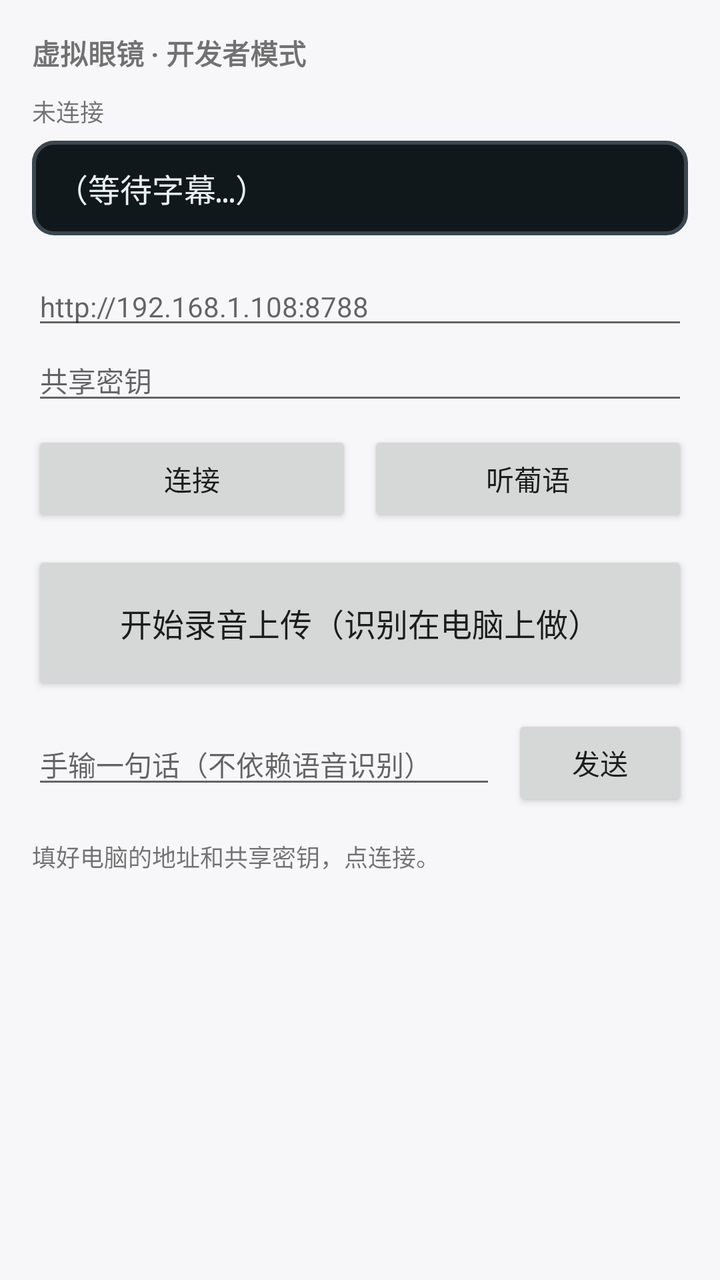
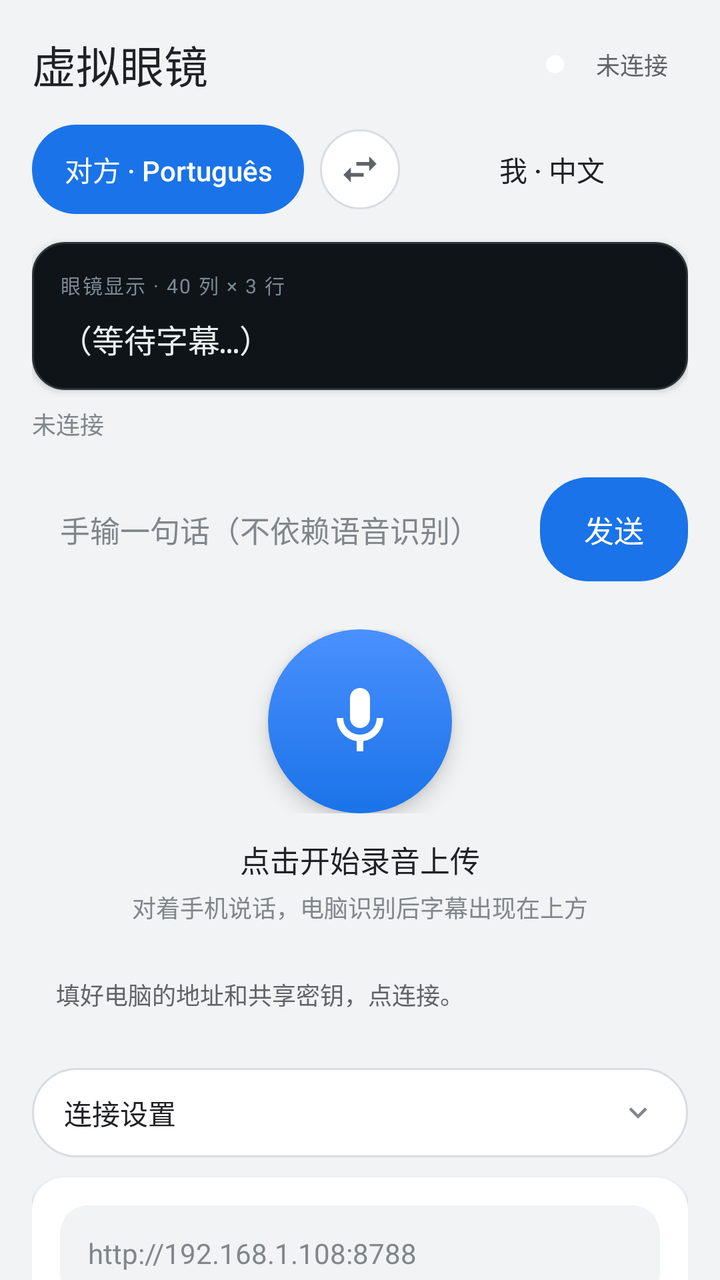

Two renders of the same Android screen: before a commit and after it. Below are the layout's source before the change and the commit's diff.
<!-- AndroidManifest.xml: application theme AppTheme -->
<!-- res/layout/activity_main.xml -->
<?xml version="1.0" encoding="utf-8"?>
<ScrollView xmlns:android="http://schemas.android.com/apk/res/android"
    android:layout_width="match_parent"
    android:layout_height="match_parent"
    android:fillViewport="true">

    <LinearLayout
        android:layout_width="match_parent"
        android:layout_height="wrap_content"
        android:orientation="vertical"
        android:padding="16dp">

        <TextView
            android:layout_width="wrap_content"
            android:layout_height="wrap_content"
            android:text="@string/title"
            android:textSize="14sp"
            android:textStyle="bold" />

        <TextView
            android:id="@+id/panelCaption"
            android:layout_width="match_parent"
            android:layout_height="wrap_content"
            android:layout_marginTop="10dp"
            android:textSize="12sp"
            android:text="未连接" />

        
        <LinearLayout
            android:layout_width="match_parent"
            android:layout_height="wrap_content"
            android:layout_marginTop="6dp"
            android:background="@drawable/panel_bg"
            android:orientation="vertical"
            android:padding="12dp">

            <TextView
                android:id="@+id/panel"
                android:layout_width="match_parent"
                android:layout_height="wrap_content"
                android:fontFamily="monospace"
                android:text="@string/panel_placeholder"
                android:textColor="#E8F0F2"
                android:textSize="16sp" />
        </LinearLayout>

        <EditText
            android:id="@+id/host"
            android:layout_width="match_parent"
            android:layout_height="wrap_content"
            android:layout_marginTop="16dp"
            android:hint="@string/hint_host"
            android:inputType="textUri"
            android:textSize="14sp" />

        <EditText
            android:id="@+id/secret"
            android:layout_width="match_parent"
            android:layout_height="wrap_content"
            android:hint="@string/hint_secret"
            android:inputType="text"
            android:textSize="14sp" />

        <LinearLayout
            android:layout_width="match_parent"
            android:layout_height="wrap_content"
            android:layout_marginTop="8dp"
            android:orientation="horizontal">

            <Button
                android:id="@+id/connectButton"
                android:layout_width="0dp"
                android:layout_height="wrap_content"
                android:layout_weight="1"
                android:text="@string/connect" />

            <Button
                android:id="@+id/langButton"
                android:layout_width="0dp"
                android:layout_height="wrap_content"
                android:layout_marginStart="8dp"
                android:layout_weight="1"
                android:text="听葡语" />
        </LinearLayout>

        
        <Button
            android:id="@+id/recordButton"
            android:layout_width="match_parent"
            android:layout_height="72dp"
            android:layout_marginTop="12dp"
            android:text="@string/start_record"
            android:textSize="16sp" />

        
        <LinearLayout
            android:layout_width="match_parent"
            android:layout_height="wrap_content"
            android:layout_marginTop="10dp"
            android:orientation="horizontal">

            <EditText
                android:id="@+id/manualText"
                android:layout_width="0dp"
                android:layout_height="wrap_content"
                android:layout_weight="1"
                android:hint="@string/hint_manual"
                android:inputType="text"
                android:textSize="14sp" />

            <Button
                android:id="@+id/sendButton"
                android:layout_width="wrap_content"
                android:layout_height="wrap_content"
                android:layout_marginStart="8dp"
                android:text="@string/send" />
        </LinearLayout>

        <TextView
            android:id="@+id/status"
            android:layout_width="match_parent"
            android:layout_height="wrap_content"
            android:layout_marginTop="14dp"
            android:textSize="12sp"
            android:text="填好电脑的地址和共享密钥，点连接。" />

    </LinearLayout>
</ScrollView>
<!-- resources referenced by this layout -->
<resources>
  <!-- drawable panel_bg (drawable) -->
  <?xml version="1.0" encoding="utf-8"?>
  <shape xmlns:android="http://schemas.android.com/apk/res/android" android:shape="rectangle">
      <solid android:color="#11181C" />
      <stroke android:width="2dp" android:color="#3A4750" />
      <corners android:radius="10dp" />
  </shape>
  <string name="start_record">开始录音上传（识别在电脑上做）</string>
  <string name="title">虚拟眼镜 · 开发者模式</string>
  <style name="AppTheme" parent="@android:style/Theme.Material.Light.NoActionBar">
          <item name="android:windowBackground">#FFF7F7F9</item>
      </style>
  <!-- unchanged entries left out for length: 6 -->
</resources>

<!-- the commit's change to res/layout/activity_main.xml (unified diff, before → after) -->
@@ -2,127 +2,324 @@
 <ScrollView xmlns:android="http://schemas.android.com/apk/res/android"
     android:layout_width="match_parent"
     android:layout_height="match_parent"
-    android:fillViewport="true">
+    android:background="@color/page"
+    android:fillViewport="true"
+    android:scrollbars="none">
 
     <LinearLayout
         android:layout_width="match_parent"
         android:layout_height="wrap_content"
         android:orientation="vertical"
-        android:padding="16dp">
-
-        <TextView
-            android:layout_width="wrap_content"
-            android:layout_height="wrap_content"
-            android:text="@string/title"
-            android:textSize="14sp"
-            android:textStyle="bold" />
+        android:paddingStart="16dp"
+        android:paddingEnd="16dp"
+        android:paddingTop="16dp"
+        android:paddingBottom="24dp">
+
+        
+        <LinearLayout
+            android:layout_width="match_parent"
+            android:layout_height="wrap_content"
+            android:gravity="center_vertical"
+            android:orientation="horizontal">
+
+            <TextView
+                android:layout_width="0dp"
+                android:layout_height="wrap_content"
+                android:layout_weight="1"
+                android:fontFamily="sans-serif-medium"
+                android:text="@string/app_name"
+                android:textColor="@color/ink"
+                android:textSize="22sp" />
+
+            <View
+                android:id="@+id/statusDot"
+                android:layout_width="9dp"
+                android:layout_height="9dp"
+                android:layout_marginEnd="6dp"
+                android:background="@drawable/bg_dot" />
+
+            <TextView
+                android:id="@+id/connChip"
+                android:layout_width="wrap_content"
+                android:layout_height="wrap_content"
+                android:background="@drawable/bg_chip"
+                android:paddingStart="10dp"
+                android:paddingTop="5dp"
+                android:paddingEnd="10dp"
+                android:paddingBottom="5dp"
+                android:text="@string/state_offline"
+                android:textColor="@color/ink_soft"
+                android:textSize="12sp" />
+        </LinearLayout>
+
+        
+        <LinearLayout
+            android:layout_width="match_parent"
+            android:layout_height="wrap_content"
+            android:layout_marginTop="14dp"
+            android:gravity="center_vertical"
+            android:orientation="horizontal">
+
+            <TextView
+                android:id="@+id/pillThem"
+                android:layout_width="0dp"
+                android:layout_height="wrap_content"
+                android:layout_weight="1"
+                android:background="@drawable/tap_pill_active"
+                android:fontFamily="sans-serif-medium"
+                android:gravity="center"
+                android:paddingTop="12dp"
+                android:paddingBottom="12dp"
+                android:text="@string/side_them"
+                android:textColor="@color/on_brand"
+                android:textSize="14sp" />
+
+            <ImageButton
+                android:id="@+id/langButton"
+                android:layout_width="40dp"
+                android:layout_height="40dp"
+                android:layout_marginStart="8dp"
+                android:layout_marginEnd="8dp"
+                android:background="@drawable/bg_swap"
+                android:contentDescription="@string/swap_sides"
+                android:scaleType="centerInside"
+                android:src="@drawable/ic_swap" />
+
+            <TextView
+                android:id="@+id/pillMe"
+                android:layout_width="0dp"
+                android:layout_height="wrap_content"
+                android:layout_weight="1"
+                android:background="@drawable/tap_pill"
+                android:fontFamily="sans-serif-medium"
+                android:gravity="center"
+                android:paddingTop="12dp"
+                android:paddingBottom="12dp"
+                android:text="@string/side_me"
+                android:textColor="@color/ink"
+                android:textSize="14sp" />
+        </LinearLayout>
+
+        
+        <LinearLayout
+            android:layout_width="match_parent"
+            android:layout_height="wrap_content"
+            android:layout_marginTop="14dp"
+            android:background="@drawable/panel_bg"
+            android:elevation="2dp"
+            android:orientation="vertical"
+            android:padding="14dp">
+
+            <TextView
+                android:id="@+id/panelBadge"
+                android:layout_width="wrap_content"
+                android:layout_height="wrap_content"
+                android:layout_marginBottom="8dp"
+                android:letterSpacing="0.08"
+                android:text="@string/panel_badge_default"
+                android:textColor="@color/screen_ink_dim"
+                android:textSize="10sp" />
+
+            <TextView
+                android:id="@+id/panel"
+                android:layout_width="match_parent"
+                android:layout_height="wrap_content"
+                android:fontFamily="monospace"
+                android:lineSpacingExtra="6dp"
+                android:text="@string/panel_placeholder"
+                android:textColor="@color/screen_ink"
+                android:textSize="16sp" />
+        </LinearLayout>
 
         <TextView
             android:id="@+id/panelCaption"
             android:layout_width="match_parent"
             android:layout_height="wrap_content"
-            android:layout_marginTop="10dp"
-            android:textSize="12sp"
-            android:text="未连接" />
-
-        
-        <LinearLayout
-            android:layout_width="match_parent"
-            android:layout_height="wrap_content"
-            android:layout_marginTop="6dp"
-            android:background="@drawable/panel_bg"
-            android:orientation="vertical"
-            android:padding="12dp">
-
-            <TextView
-                android:id="@+id/panel"
-                android:layout_width="match_parent"
-                android:layout_height="wrap_content"
-                android:fontFamily="monospace"
-                android:text="@string/panel_placeholder"
-                android:textColor="#E8F0F2"
-                android:textSize="16sp" />
-        </LinearLayout>
-
-        <EditText
-            android:id="@+id/host"
-            android:layout_width="match_parent"
-            android:layout_height="wrap_content"
-            android:layout_marginTop="16dp"
-            android:hint="@string/hint_host"
-            android:inputType="textUri"
-            android:textSize="14sp" />
-
-        <EditText
-            android:id="@+id/secret"
-            android:layout_width="match_parent"
-            android:layout_height="wrap_content"
-            android:hint="@string/hint_secret"
-            android:inputType="text"
-            android:textSize="14sp" />
-
-        <LinearLayout
-            android:layout_width="match_parent"
-            android:layout_height="wrap_content"
             android:layout_marginTop="8dp"
-            android:orientation="horizontal">
-
-            <Button
-                android:id="@+id/connectButton"
-                android:layout_width="0dp"
-                android:layout_height="wrap_content"
-                android:layout_weight="1"
-                android:text="@string/connect" />
-
-            <Button
-                android:id="@+id/langButton"
-                android:layout_width="0dp"
-                android:layout_height="wrap_content"
-                android:layout_marginStart="8dp"
-                android:layout_weight="1"
-                android:text="听葡语" />
-        </LinearLayout>
-
-        
-        <Button
-            android:id="@+id/recordButton"
-            android:layout_width="match_parent"
-            android:layout_height="72dp"
-            android:layout_marginTop="12dp"
-            android:text="@string/start_record"
-            android:textSize="16sp" />
-
-        
-        <LinearLayout
-            android:layout_width="match_parent"
-            android:layout_height="wrap_content"
-            android:layout_marginTop="10dp"
+            android:text="@string/state_offline"
+            android:textColor="@color/ink_faint"
+            android:textSize="12sp" />
+
+        
+        <LinearLayout
+            android:layout_width="match_parent"
+            android:layout_height="wrap_content"
+            android:layout_marginTop="18dp"
+            android:gravity="center_vertical"
             android:orientation="horizontal">
 
             <EditText
                 android:id="@+id/manualText"
                 android:layout_width="0dp"
-                android:layout_height="wrap_content"
+                android:layout_height="52dp"
                 android:layout_weight="1"
+                android:background="@drawable/bg_input"
                 android:hint="@string/hint_manual"
+                android:importantForAutofill="no"
                 android:inputType="text"
-                android:textSize="14sp" />
+                android:paddingStart="14dp"
+                android:paddingEnd="14dp"
+                android:singleLine="true"
+                android:textColor="@color/ink"
+                android:textColorHint="@color/ink_faint"
+                android:textSize="15sp" />
 
             <Button
                 android:id="@+id/sendButton"
                 android:layout_width="wrap_content"
-                android:layout_height="wrap_content"
+                android:layout_height="52dp"
                 android:layout_marginStart="8dp"
-                android:text="@string/send" />
-        </LinearLayout>
-
+                android:background="@drawable/tap_primary"
+                android:fontFamily="sans-serif-medium"
+                android:minWidth="0dp"
+                android:minHeight="0dp"
+                android:paddingStart="22dp"
+                android:paddingEnd="22dp"
+                android:stateListAnimator="@null"
+                android:text="@string/send"
+                android:textAllCaps="false"
+                android:textColor="@color/on_brand"
+                android:textSize="15sp" />
+        </LinearLayout>
+
+        
+        <FrameLayout
+            android:layout_width="match_parent"
+            android:layout_height="wrap_content"
+            android:layout_marginTop="24dp">
+
+            <ImageButton
+                android:id="@+id/recordButton"
+                android:layout_width="92dp"
+                android:layout_height="92dp"
+                android:layout_gravity="center_horizontal"
+                android:background="@drawable/tap_mic_idle"
+                android:contentDescription="@string/start_record"
+                android:elevation="6dp"
+                android:scaleType="center"
+                android:src="@drawable/ic_mic" />
+        </FrameLayout>
+
+        <TextView
+            android:id="@+id/recordLabel"
+            android:layout_width="match_parent"
+            android:layout_height="wrap_content"
+            android:layout_marginTop="12dp"
+            android:fontFamily="sans-serif-medium"
+            android:gravity="center"
+            android:text="@string/start_record"
+            android:textColor="@color/ink"
+            android:textSize="15sp" />
+
+        <TextView
+            android:layout_width="match_parent"
+            android:layout_height="wrap_content"
+            android:layout_marginTop="4dp"
+            android:gravity="center"
+            android:text="@string/mic_hint"
+            android:textColor="@color/ink_faint"
+            android:textSize="12sp" />
+
+        
         <TextView
             android:id="@+id/status"
             android:layout_width="match_parent"
             android:layout_height="wrap_content"
-            android:layout_marginTop="14dp"
-            android:textSize="12sp"
-            android:text="填好电脑的地址和共享密钥，点连接。" />
+            android:layout_marginTop="16dp"
+            android:background="@drawable/bg_chip"
+            android:lineSpacingExtra="2dp"
+            android:paddingStart="12dp"
+            android:paddingTop="10dp"
+            android:paddingEnd="12dp"
+            android:paddingBottom="10dp"
+            android:text="@string/status_hint"
+            android:textColor="@color/ink_soft"
+            android:textSize="12sp" />
+
+        
+        <TextView
+            android:id="@+id/settingsToggle"
+            android:layout_width="match_parent"
+            android:layout_height="wrap_content"
+            android:layout_marginTop="18dp"
+            android:background="@drawable/tap_ghost"
+            android:drawableEnd="@drawable/ic_chevron"
+            android:drawablePadding="8dp"
+            android:fontFamily="sans-serif-medium"
+            android:gravity="center_vertical"
+            android:paddingStart="16dp"
+            android:paddingTop="12dp"
+            android:paddingEnd="16dp"
+            android:paddingBottom="12dp"
+            android:text="@string/settings"
+            android:textColor="@color/ink"
+            android:textSize="14sp" />
+
+        <LinearLayout
+            android:id="@+id/settingsBox"
+            android:layout_width="match_parent"
+            android:layout_height="wrap_content"
+            android:layout_marginTop="10dp"
+            android:background="@drawable/bg_card"
+            android:elevation="1dp"
+            android:orientation="vertical"
+            android:padding="14dp">
+
+            <EditText
+                android:id="@+id/host"
+                android:layout_width="match_parent"
+                android:layout_height="48dp"
+                android:background="@drawable/bg_input"
+                android:hint="@string/hint_host"
+                android:importantForAutofill="no"
+                android:inputType="textUri"
+                android:paddingStart="14dp"
+                android:paddingEnd="14dp"
+                android:singleLine="true"
+                android:textColor="@color/ink"
+                android:textColorHint="@color/ink_faint"
+                android:textSize="14sp" />
+
+            <EditText
+                android:id="@+id/secret"
+                android:layout_width="match_parent"
+                android:layout_height="48dp"
+                android:layout_marginTop="8dp"
+                android:background="@drawable/bg_input"
+                android:hint="@string/hint_secret"
+                android:importantForAutofill="no"
+                android:inputType="text"
+                android:paddingStart="14dp"
+                android:paddingEnd="14dp"
+                android:singleLine="true"
+                android:textColor="@color/ink"
+                android:textColorHint="@color/ink_faint"
+                android:textSize="14sp" />
+
+            <Button
+                android:id="@+id/connectButton"
+                android:layout_width="match_parent"
+                android:layout_height="48dp"
+                android:layout_marginTop="10dp"
+                android:background="@drawable/tap_primary"
+                android:fontFamily="sans-serif-medium"
+                android:minWidth="0dp"
+                android:minHeight="0dp"
+                android:stateListAnimator="@null"
+                android:text="@string/connect"
+                android:textAllCaps="false"
+                android:textColor="@color/on_brand"
+                android:textSize="15sp" />
+
+            <TextView
+                android:layout_width="match_parent"
+                android:layout_height="wrap_content"
+                android:layout_marginTop="10dp"
+                android:lineSpacingExtra="2dp"
+                android:text="@string/settings_help"
+                android:textColor="@color/ink_faint"
+                android:textSize="11sp" />
+        </LinearLayout>
 
     </LinearLayout>
 </ScrollView>
<!-- resource entries referenced after the edit -->
@@ -1,17 +1,169 @@
 <!-- resources referenced by this layout -->
 <resources>
+  <color name="ink">#202124</color>
+  <color name="ink_faint">#80868B</color>
+  <color name="ink_soft">#5F6368</color>
+  <color name="on_brand">#FFFFFF</color>
+  <color name="page">#F1F3F4</color>
+  <color name="screen_ink">#E8F0F2</color>
+  <color name="screen_ink_dim">#7C8B93</color>
+  <!-- drawable bg_card (drawable) -->
+  <?xml version="1.0" encoding="utf-8"?>
+  <shape xmlns:android="http://schemas.android.com/apk/res/android" android:shape="rectangle">
+      <solid android:color="@color/surface" />
+      <corners android:radius="16dp" />
+  </shape>
+  <!-- drawable bg_chip (drawable) -->
+  <?xml version="1.0" encoding="utf-8"?>
+  <shape xmlns:android="http://schemas.android.com/apk/res/android" android:shape="rectangle">
+      <solid android:color="@color/page" />
+      <corners android:radius="12dp" />
+  </shape>
+  <!-- drawable bg_dot (drawable) -->
+  <?xml version="1.0" encoding="utf-8"?>
+  <shape xmlns:android="http://schemas.android.com/apk/res/android" android:shape="oval">
+      <solid android:color="#FFFFFF" />
+  </shape>
+  <!-- drawable bg_input (drawable) -->
+  <?xml version="1.0" encoding="utf-8"?>
+  <shape xmlns:android="http://schemas.android.com/apk/res/android" android:shape="rectangle">
+      <solid android:color="@color/page" />
+      <corners android:radius="14dp" />
+  </shape>
+  <!-- drawable bg_swap (drawable) -->
+  <?xml version="1.0" encoding="utf-8"?>
+  <shape xmlns:android="http://schemas.android.com/apk/res/android" android:shape="oval">
+      <solid android:color="@color/surface" />
+      <stroke android:width="1dp" android:color="@color/line" />
+  </shape>
+  <!-- drawable ic_chevron (drawable) -->
+  <?xml version="1.0" encoding="utf-8"?>
+  <vector xmlns:android="http://schemas.android.com/apk/res/android"
+      android:width="18dp"
+      android:height="18dp"
+      android:viewportWidth="24"
+      android:viewportHeight="24">
+      <path
+          android:fillColor="#FF80868B"
+          android:pathData="M7.41,8.59L12,13.17l4.59,-4.58L18,10l-6,6 -6,-6 1.41,-1.41z" />
+  </vector>
+  <!-- drawable ic_mic (drawable) -->
+  <?xml version="1.0" encoding="utf-8"?>
+  <vector xmlns:android="http://schemas.android.com/apk/res/android"
+      android:width="40dp"
+      android:height="40dp"
+      android:viewportWidth="24"
+      android:viewportHeight="24">
+      <path
+          android:fillColor="#FFFFFFFF"
+          android:pathData="M12,14c1.66,0 3,-1.34 3,-3V5c0,-1.66 -1.34,-3 -3,-3S9,3.34 9,5v6c0,1.66 1.34,3 3,3z" />
+      <path
+          android:fillColor="#FFFFFFFF"
+          android:pathData="M17,11c0,2.76 -2.24,5 -5,5s-5,-2.24 -5,-5H5c0,3.53 2.61,6.43 6,6.92V21h2v-3.08c3.39,-0.49 6,-3.39 6,-6.92h-2z" />
+  </vector>
+  <!-- drawable ic_swap (drawable) -->
+  <?xml version="1.0" encoding="utf-8"?>
+  <vector xmlns:android="http://schemas.android.com/apk/res/android"
+      android:width="22dp"
+      android:height="22dp"
+      android:viewportWidth="24"
+      android:viewportHeight="24">
+      <path
+          android:fillColor="#FF5F6368"
+          android:pathData="M6.99,11L3,15l3.99,4v-3H14v-2H6.99v-3zM21,9l-3.99,-4v3H10v2h7.01v3L21,9z" />
+  </vector>
   <!-- drawable panel_bg (drawable) -->
   <?xml version="1.0" encoding="utf-8"?>
   <shape xmlns:android="http://schemas.android.com/apk/res/android" android:shape="rectangle">
-      <solid android:color="#11181C" />
-      <stroke android:width="2dp" android:color="#3A4750" />
-      <corners android:radius="10dp" />
+      <solid android:color="@color/screen" />
+      <stroke android:width="1dp" android:color="@color/screen_line" />
+      <corners android:radius="16dp" />
   </shape>
-  <string name="start_record">开始录音上传（识别在电脑上做）</string>
-  <string name="title">虚拟眼镜 · 开发者模式</string>
+  <!-- drawable tap_ghost (drawable) -->
+  <?xml version="1.0" encoding="utf-8"?>
+  <ripple xmlns:android="http://schemas.android.com/apk/res/android"
+      android:color="@color/ripple_light">
+      <item>
+          <shape android:shape="rectangle">
+              <solid android:color="@color/surface" />
+              <stroke android:width="1dp" android:color="@color/line" />
+              <corners android:radius="24dp" />
+          </shape>
+      </item>
+  </ripple>
+  <!-- drawable tap_mic_idle (drawable) -->
+  <?xml version="1.0" encoding="utf-8"?>
+  <ripple xmlns:android="http://schemas.android.com/apk/res/android"
+      android:color="@color/ripple_dark">
+      <item>
+          <shape android:shape="oval">
+              <gradient
+                  android:angle="270"
+                  android:startColor="#4A90FF"
+                  android:endColor="@color/brand" />
+          </shape>
+      </item>
+  </ripple>
+  <!-- drawable tap_pill (drawable) -->
+  <?xml version="1.0" encoding="utf-8"?>
+  <ripple xmlns:android="http://schemas.android.com/apk/res/android"
+      android:color="@color/ripple_light">
+      <item android:drawable="@drawable/bg_pill" />
+  </ripple>
+  <!-- drawable tap_pill_active (drawable) -->
+  <?xml version="1.0" encoding="utf-8"?>
+  <ripple xmlns:android="http://schemas.android.com/apk/res/android"
+      android:color="@color/ripple_dark">
+      <item android:drawable="@drawable/bg_pill_active" />
+  </ripple>
+  <!-- drawable tap_primary (drawable) -->
+  <?xml version="1.0" encoding="utf-8"?>
+  <ripple xmlns:android="http://schemas.android.com/apk/res/android"
+      android:color="@color/ripple_dark">
+      <item>
+          <shape android:shape="rectangle">
+              <solid android:color="@color/brand" />
+              <corners android:radius="24dp" />
+          </shape>
+      </item>
+  </ripple>
+  <string name="app_name">虚拟眼镜</string>
+  <string name="mic_hint">对着手机说话，电脑识别后字幕出现在上方</string>
+  <string name="panel_badge_default">眼镜显示 · 40 列 × 3 行</string>
+  <string name="settings">连接设置</string>
+  <string name="settings_help">地址和密钥在电脑上启动转发进程时会打印出来。手机要和电脑在同一个 WiFi 里。</string>
+  <string name="side_me">我 · 中文</string>
+  <string name="side_them">对方 · Português</string>
+  <string name="start_record">点击开始录音上传</string>
+  <string name="state_offline">未连接</string>
+  <string name="status_hint">填好电脑的地址和共享密钥，点连接。</string>
+  <string name="swap_sides">交换方向</string>
   <style name="AppTheme" parent="@android:style/Theme.Material.Light.NoActionBar">
-          <item name="android:windowBackground">#FFF7F7F9</item>
+          <item name="android:windowBackground">@color/page</item>
+          <item name="android:statusBarColor">@color/page</item>
+          <item name="android:windowLightStatusBar">true</item>
+          <item name="android:navigationBarColor">@color/page</item>
+          <item name="android:colorAccent">@color/brand</item>
       </style>
+  <color name="surface">#FFFFFF</color>
+  <color name="line">#DADCE0</color>
+  <color name="screen">#0E1418</color>
+  <color name="screen_line">#2A3439</color>
+  <color name="ripple_light">#1F000000</color>
+  <color name="ripple_dark">#33FFFFFF</color>
+  <color name="brand">#1A73E8</color>
+  <!-- drawable bg_pill (drawable) -->
+  <?xml version="1.0" encoding="utf-8"?>
+  <shape xmlns:android="http://schemas.android.com/apk/res/android" android:shape="rectangle">
+      <solid android:color="@color/page" />
+      <corners android:radius="22dp" />
+  </shape>
+  <!-- drawable bg_pill_active (drawable) -->
+  <?xml version="1.0" encoding="utf-8"?>
+  <shape xmlns:android="http://schemas.android.com/apk/res/android" android:shape="rectangle">
+      <solid android:color="@color/brand" />
+      <corners android:radius="22dp" />
+  </shape>
   <!-- unchanged entries left out for length: 6 -->
 </resources>
 
